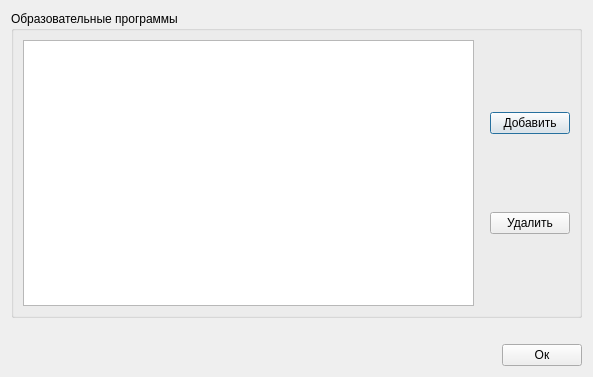
Above: ui/educationalprogramwindow.ui from 7enSmile/clientVKR before the change. Below: the same form after it.
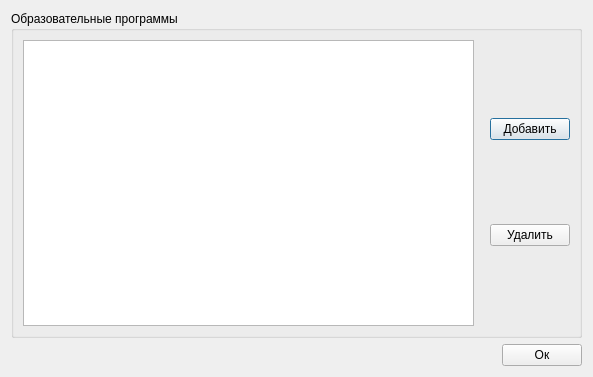
That is the form after the change.

```diff
--- a/ui/educationalprogramwindow.ui
+++ b/ui/educationalprogramwindow.ui
@@ -27,7 +27,7 @@
           <item>
            <widget class="QTableView" name="tableViewEducationalPrograms">
             <attribute name="horizontalHeaderVisible">
-             <bool>true</bool>
+             <bool>false</bool>
             </attribute>
             <attribute name="horizontalHeaderCascadingSectionResizes">
              <bool>true</bool>
@@ -81,22 +81,6 @@
      </layout>
     </widget>
    </item>
-   <item>
-    <spacer name="verticalSpacer">
-     <property name="orientation">
-      <enum>Qt::Vertical</enum>
-     </property>
-     <property name="sizeType">
-      <enum>QSizePolicy::Fixed</enum>
-     </property>
-     <property name="sizeHint" stdset="0">
-      <size>
-       <width>20</width>
-       <height>20</height>
-      </size>
-     </property>
-    </spacer>
-   </item>
    <item>
     <layout class="QHBoxLayout" name="horizontalLayout_2">
      <item>
```
